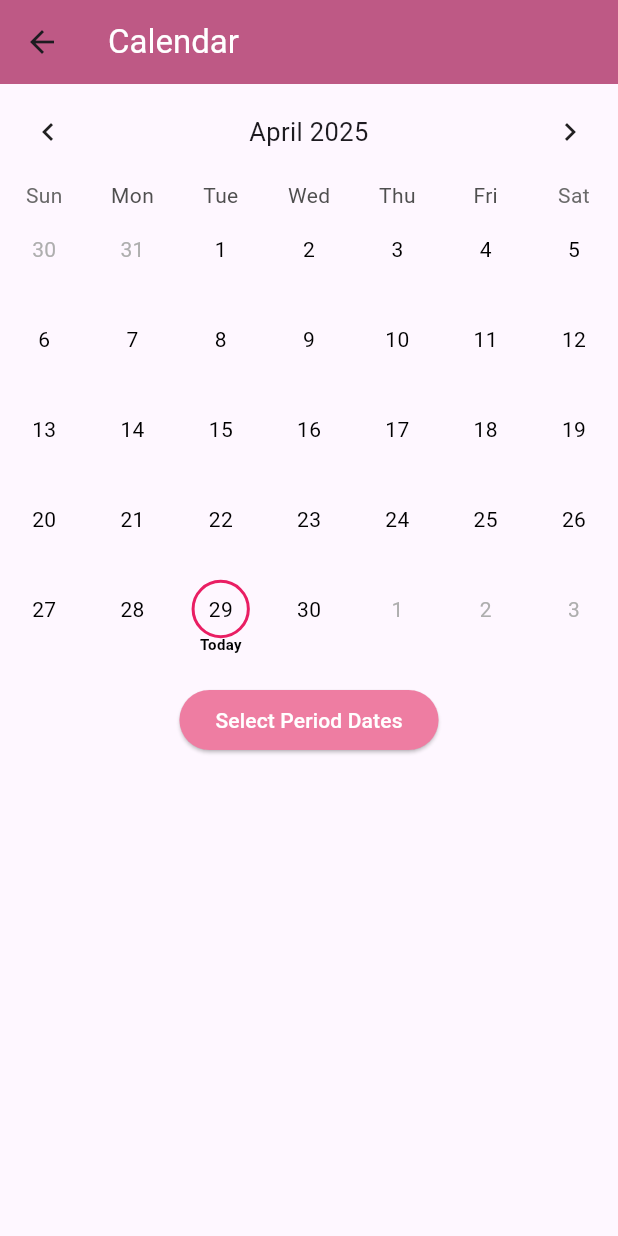
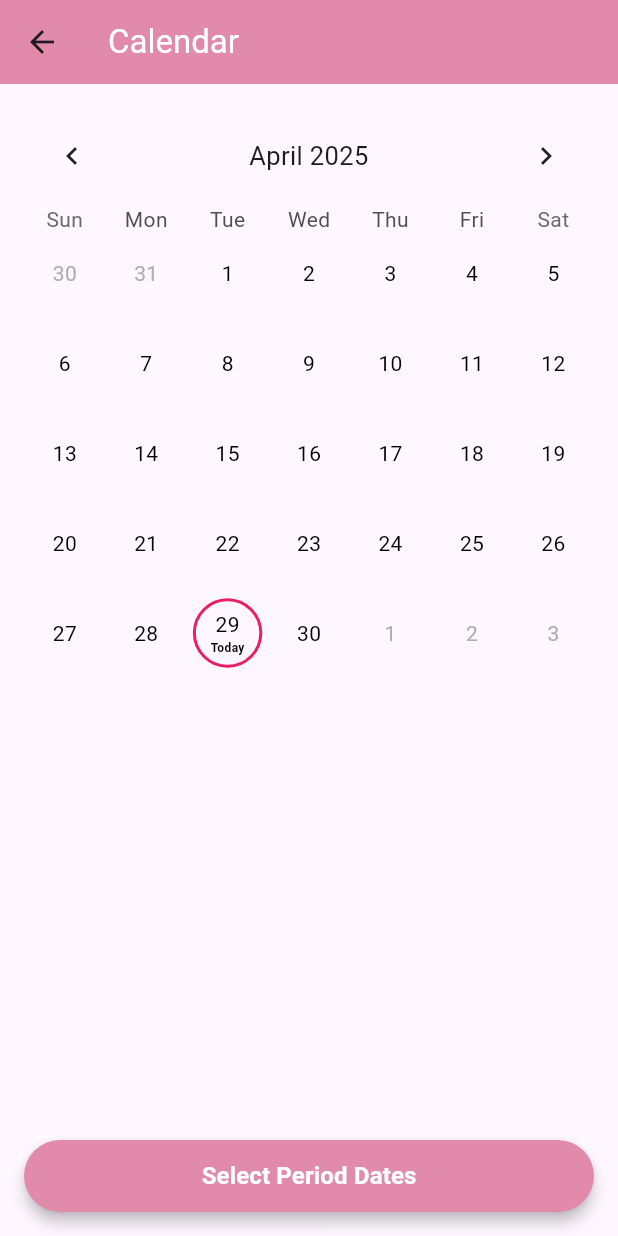
Before and after one commit to knken19/habibi, a Flutter app: the screen it shows after launch, after a tap on the "calendar month" icon, on a phone screen of 412 x 824 dp. Run offline on Flutter 3.47's test engine with Material 3 defaults, Android fonts, the light colour scheme and no system bars; drawn by our look-alikes of table_calendar; our stand-ins replace shared_preferences, sqflite; accounts and stored records are empty.

Commit message:
Fixed Calendar; Remove game feature temporarily; Adjust aesthetics

```diff
--- a/lib/icons.dart
+++ b/lib/icons.dart
@@ -16,17 +16,17 @@ class IconButtonsScreen extends StatelessWidget {
         title: const Text('Habibing',
             style: TextStyle(
                 color: Colors.white, fontSize: 24, fontFamily: 'Roboto')),
-        backgroundColor: Color(0xFFBE5985),
+        backgroundColor: Color(0xFFE18AAA),
       ),
       body: Column(
         crossAxisAlignment: CrossAxisAlignment.start,
         children: [
           Padding(
-            padding: const EdgeInsets.only(top: 40.0, left: 25.0, right: 10.0),
+            padding: const EdgeInsets.only(top: 40.0, left: 20.0, right: 10.0),
             child: Text(
               'For You',
               style: TextStyle(
-                fontSize: 22,
+                fontSize: 18,
                 fontStyle: FontStyle.italic,
                 fontWeight: FontWeight.bold,
                 fontFamily: 'Roboto',
@@ -35,7 +35,7 @@ class IconButtonsScreen extends StatelessWidget {
             ),
           ),
           SizedBox(
-            height: 120,
+            height: 100,
             child: SingleChildScrollView(
               scrollDirection: Axis.horizontal,
               child: Row(
@@ -56,20 +56,20 @@ class IconButtonsScreen extends StatelessWidget {
               ),
             ),
           ),
-          Padding(
-            padding: const EdgeInsets.symmetric(vertical: 10.0),
-            child: Align(
-              alignment: Alignment.center,
-              child: SizedBox(
-                width: 200,
-                child: Divider(
-                  color: Colors.black26,
-                  thickness: 1,
-                ),
+          Align(
+            alignment: Alignment.center,
+            child: Container(
+              margin: const EdgeInsets.only(top: 5.0),
+              width: 250,
+              child: Divider(
+                color: Colors.black26,
+                thickness: 1,
               ),
             ),
           ),
-          Expanded(child: Center(child: ImageScreen())),
+          Expanded(
+            child: Center(child: ImageScreen()),
+          ),
         ],
       ),
     );
@@ -83,21 +83,21 @@ class IconButtonsScreen extends StatelessWidget {
         MaterialPageRoute(builder: (context) => page),
       ),
       child: Container(
-        margin: EdgeInsets.symmetric(horizontal: 8),
+        margin: EdgeInsets.symmetric(horizontal: 4),
         decoration: BoxDecoration(
-          color: Color(0xffEC7FA9),
-          borderRadius: BorderRadius.circular(15),
+          color: const Color(0xFFE4A0B7),
+          borderRadius: BorderRadius.circular(50),
           boxShadow: [
             BoxShadow(
               color: Colors.black26,
               blurRadius: 8,
-              spreadRadius: 1,
-              offset: Offset(4, 4),
+              spreadRadius: 0.5,
+              offset: Offset(2, 2),
             ),
           ],
         ),
         padding: const EdgeInsets.all(15),
-        child: Icon(icon, color: Colors.white, size: 60.0),
+        child: Icon(icon, color: Colors.white, size: 40.0),
       ),
     );
   }
@@ -188,7 +188,7 @@ class _ImageScreenState extends State<ImageScreen> {
               ],
             ),
             child: ClipRRect(
-              borderRadius: BorderRadius.circular(15),
+              borderRadius: BorderRadius.circular(8),
               child: Image.asset(
                 currentImage,
                 fit: BoxFit.cover,
@@ -201,7 +201,7 @@ class _ImageScreenState extends State<ImageScreen> {
           padding: EdgeInsets.symmetric(horizontal: 20),
           child: Text(
             currentQuote,
-            style: TextStyle(fontSize: 20, fontStyle: FontStyle.italic),
+            style: TextStyle(fontSize: 16, fontStyle: FontStyle.italic),
             textAlign: TextAlign.center,
           ),
         ),
--- a/lib/main.dart
+++ b/lib/main.dart
@@ -44,20 +44,38 @@ class _MainScreenState extends State<MainScreen> {
   Widget build(BuildContext context) {
     return Scaffold(
       body: _widgetOptions[_selectedIndex],
-      bottomNavigationBar: BottomNavigationBar(
+      bottomNavigationBar: Container(
+        decoration: BoxDecoration(
+          borderRadius: const BorderRadius.vertical(top: Radius.circular(15)),
+          border: Border.all(
+            color: const Color(0xFFE18AAA).withOpacity(0.5),
+            width: 1.5,
+          ),
+        ),
+        child: ClipRRect(
+          borderRadius: const BorderRadius.vertical(top: Radius.circular(12)),
+          child: Container(
+            height: kBottomNavigationBarHeight + 10,
+            child: BottomNavigationBar(
               items: const <BottomNavigationBarItem>[
                 BottomNavigationBarItem(
-            icon: Icon(Icons.home, size: 30),
+                  icon: Icon(Icons.home, size: 20),
                   label: 'Home',
                 ),
                 BottomNavigationBarItem(
-            icon: Icon(Icons.people_rounded, size: 25),
+                  icon: Icon(Icons.people_rounded, size: 20),
                   label: 'Together',
                 ),
               ],
               currentIndex: _selectedIndex,
-        selectedItemColor: const Color(0xFFBE5985),
+              selectedItemColor: const Color(0xFFE18AAA),
+              backgroundColor: Colors.white,
+              elevation: 1,
               onTap: _onItemTapped,
+              type: BottomNavigationBarType.fixed,
+            ),
+          ),
+        ),
       ),
     );
   }
--- a/lib/profile.dart
+++ b/lib/profile.dart
@@ -53,7 +53,7 @@ class _ProfileScreenState extends State<ProfileScreen> {
     return Scaffold(
       appBar: AppBar(
         title: Text('Us', style: TextStyle(color: Colors.white, fontSize: 24)),
-        backgroundColor: Color(0xFFBE5985),
+        backgroundColor: Color(0xFFE18AAA),
       ),
       body: Stack(
         children: [
@@ -150,8 +150,7 @@ class _ProfileScreenState extends State<ProfileScreen> {
                       ),
                     ),
                     SizedBox(width: 10),
-                    Icon(Icons.favorite,
-                        color: Color.fromARGB(255, 168, 49, 89)),
+                    Icon(Icons.favorite, color: const Color(0xFFE18AAA)),
                     SizedBox(width: 10),
                     Container(
                       width: 100,
--- a/lib/screen_icons/calendar_screen.dart
+++ b/lib/screen_icons/calendar_screen.dart
@@ -107,18 +107,66 @@ class _CalendarScreenState extends State<CalendarScreen> {
   Widget build(BuildContext context) {
     return Scaffold(
       appBar: AppBar(
-        title: const Text(
-          'Calendar',
-          style: TextStyle(color: Colors.white),
+        backgroundColor: Color(0xFFE18AAA),
+        leading: IconButton(
+          icon: const Icon(Icons.arrow_back),
+          onPressed: () {
+            Navigator.pop(context);
+          },
         ),
-        backgroundColor: const Color(0xFFBE5985),
+        title: const Text('Calendar', style: TextStyle(color: Colors.white)),
       ),
-      body: content(),
+      body: Column(
+        children: [
+          const SizedBox(height: 16),
+          Padding(
+            padding: const EdgeInsets.symmetric(horizontal: 16.0),
+            child: SizedBox(
+              height: 400,
+              child: content(),
+            ),
+          ),
+          const Spacer(),
+          Padding(
+            padding: const EdgeInsets.all(16.0),
+            child: SizedBox(
+              width: double.infinity,
+              height: 48,
+              child: ElevatedButton(
+                style: ElevatedButton.styleFrom(
+                  backgroundColor: Color(0xFFE18AAA),
+                  shape: RoundedRectangleBorder(
+                    borderRadius: BorderRadius.circular(30),
+                  ),
+                  elevation: 4,
+                ),
+                onPressed: () {
+                  setState(() {
+                    isSelecting = !isSelecting;
+                    if (!isSelecting) {
+                      _saveSelectedDates();
+                    }
+                  });
+                },
+                child: Text(
+                  isSelecting ? 'Done Selecting' : 'Select Period Dates',
+                  style: const TextStyle(
+                    fontSize: 16,
+                    fontWeight: FontWeight.bold,
+                    color: Colors.white,
+                  ),
+                ),
+              ),
+            ),
+          ),
+        ],
+      ),
     );
   }
 
   Widget content() {
-    return Column(
+    return SingleChildScrollView(
+      child: Column(
         children: [
           TableCalendar(
             calendarFormat: _calendarFormat,
@@ -136,8 +184,8 @@ class _CalendarScreenState extends State<CalendarScreen> {
             selectedDayPredicate: (day) =>
                 selectedDays.any((d) => isSameDay(d, day)),
             onDaySelected: _onDaySelected,
-          calendarBuilders:
-              CalendarBuilders(defaultBuilder: (context, day, focusedDay) {
+            calendarBuilders: CalendarBuilders(
+              defaultBuilder: (context, day, focusedDay) {
                 return Container(
                   margin: const EdgeInsets.all(4.0),
                   alignment: Alignment.center,
@@ -146,67 +194,56 @@ class _CalendarScreenState extends State<CalendarScreen> {
                     style: const TextStyle(color: Colors.black),
                   ),
                 );
-          }, selectedBuilder: (context, day, focusedDay) {
+              },
+              selectedBuilder: (context, day, focusedDay) {
                 return Container(
                   margin: const EdgeInsets.all(4.0),
-              padding: const EdgeInsets.all(8.0),
+                  alignment: Alignment.center,
+                  decoration: const BoxDecoration(
+                    shape: BoxShape.circle,
+                    color: Color.fromARGB(255, 238, 125, 162),
+                  ),
+                  child: Text(
+                    day.day.toString(),
+                    style: const TextStyle(color: Colors.white, fontSize: 12),
+                  ),
+                );
+              },
+              todayBuilder: (context, day, focusedDay) {
+                return Container(
+                  margin: const EdgeInsets.all(4.0),
                   alignment: Alignment.center,
                   decoration: BoxDecoration(
                     shape: BoxShape.circle,
-                color: const Color.fromARGB(255, 238, 125, 162),
+                    border: Border.all(color: Colors.pink, width: 2.0),
                   ),
-              child: Text(
-                day.day.toString(),
-                style: const TextStyle(color: Colors.white),
-              ),
-            );
-          }, todayBuilder: (context, day, focusedDay) {
-            return Stack(
+                  child: Column(
+                    mainAxisSize: MainAxisSize.min,
                     children: [
-                Container(
-                  margin: const EdgeInsets.all(10.0),
-                  alignment: Alignment.center,
-                  decoration: BoxDecoration(
-                    shape: BoxShape.circle,
-                    border: Border.all(
-                      color: Colors.pink,
-                      width: 2.0,
-                    ),
-                  ),
-                  child: Text(
+                      Text(
                         day.day.toString(),
                         style: const TextStyle(color: Colors.black),
                       ),
-                ),
-                Positioned(
-                  bottom: 0,
-                  left: 0,
-                  right: 0,
-                  child: Center(
-                    child: Text(
+                      const Text(
                         "Today",
                         style: TextStyle(
-                        fontSize: 10,
+                          fontSize: 8,
                           color: Colors.black,
                           fontWeight: FontWeight.bold,
                         ),
                       ),
+                    ],
                   ),
-                ),
-              ],
                 );
-          }, markerBuilder: (context, day, events) {
+              },
+              markerBuilder: (context, day, events) {
                 if (fertileDays.any((d) => isSameDay(d, day))) {
                   return Container(
-                margin: const EdgeInsets.all(10.0),
-                padding: const EdgeInsets.all(8.0),
+                    margin: const EdgeInsets.all(4.0),
                     alignment: Alignment.center,
                     decoration: BoxDecoration(
                       shape: BoxShape.circle,
-                  border: Border.all(
-                    color: Colors.cyan,
-                    width: 2.0,
-                  ),
+                      border: Border.all(color: Colors.cyan, width: 2.0),
                     ),
                     child: Text(
                       day.day.toString(),
@@ -215,52 +252,11 @@ class _CalendarScreenState extends State<CalendarScreen> {
                   );
                 }
                 return null;
-          }),
+              },
             ),
-        const SizedBox(height: 20),
-        ElevatedButton(
-          onPressed: () {
-            setState(() {
-              isSelecting = true;
-            });
-          },
-          style: ElevatedButton.styleFrom(
-            foregroundColor: Colors.white,
-            backgroundColor: const Color.fromARGB(255, 238, 125, 162),
-          ),
-          child: const Text("Select Period Dates"),
-        ),
-        if (isSelecting) ...[
-          ElevatedButton(
-            onPressed: () async {
-              await _saveSelectedDates();
-              setState(() {
-                isSelecting = false;
-              });
-            },
-            style: ElevatedButton.styleFrom(
-              foregroundColor: Colors.white,
-              backgroundColor: const Color.fromARGB(255, 238, 125, 162),
-            ),
-            child: const Text("Save Period Dates"),
-          ),
-          ElevatedButton(
-            onPressed: () {
-              setState(() {
-                isSelecting = false;
-                selectedDays.clear();
-                fertileDays.clear();
-                ovulationDay = null;
-              });
-            },
-            style: ElevatedButton.styleFrom(
-              foregroundColor: Colors.white,
-              backgroundColor: const Color.fromARGB(255, 238, 125, 162),
-            ),
-            child: const Text("Cancel"),
           ),
         ],
-      ],
+      ),
     );
   }
 }
--- a/lib/screen_icons/note_screen.dart
+++ b/lib/screen_icons/note_screen.dart
@@ -135,7 +135,7 @@ class _NoteScreenState extends State<NoteScreen> with WidgetsBindingObserver {
                 onChanged: _filterNotes,
               )
             : const Text('My Notes', style: TextStyle(color: Colors.white)),
-        backgroundColor: const Color(0xFFBE5985),
+        backgroundColor: const Color(0xFFE18AAA),
         actions: [
           IconButton(
             icon: Icon(isSearching ? Icons.close : Icons.search,
```
Also changed, not shown: lib/screen_icons/eightball_screen.dart (+32 -15 lines), lib/screen_icons/game_screen.dart (+10 -2 lines), lib/screen_icons/heart_screen.dart (+15 -13 lines), pubspec.yaml (+8 -2 lines), images/habibi_icon.webp (added), pubspec.lock, 159 other files. Lines whose indentation alone changed are shown as unchanged.
